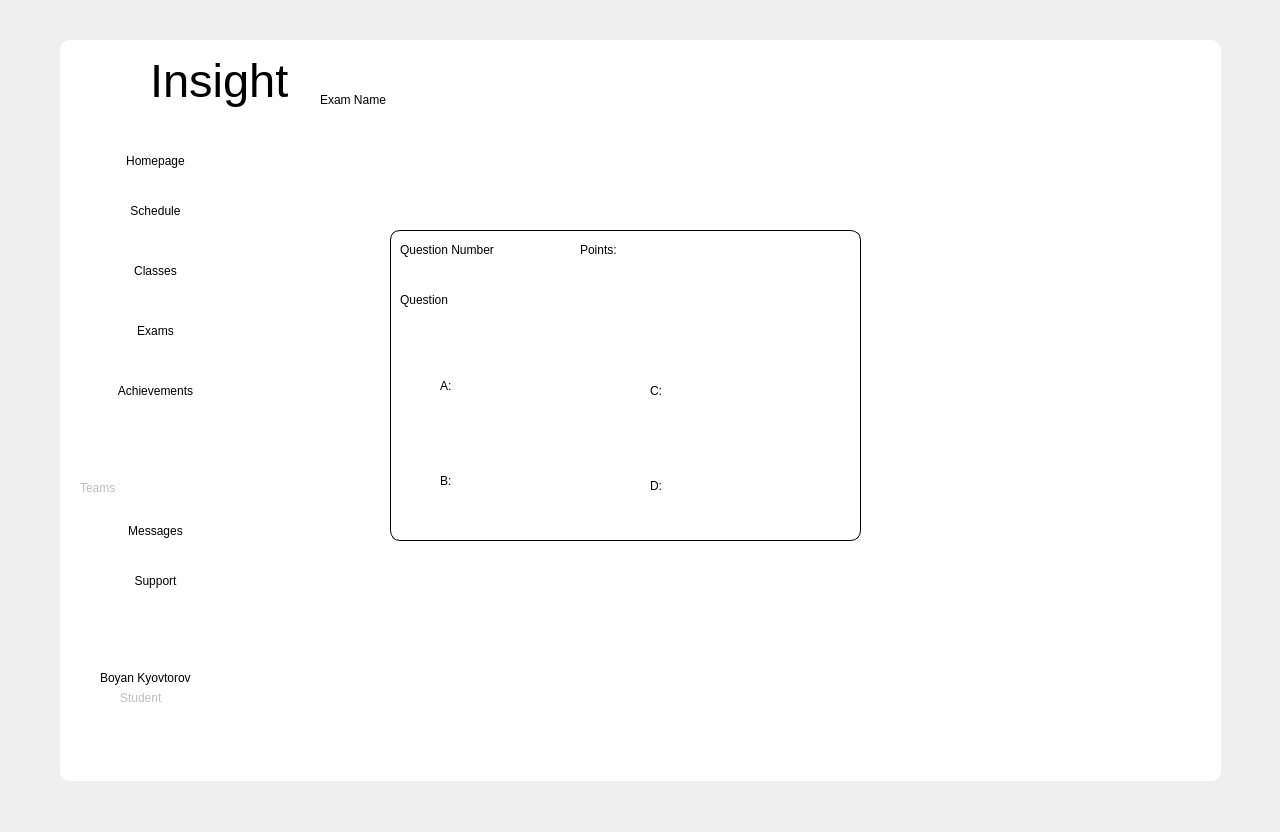
The window that mainwindow.ui (codingburgas/school-project-assignment-insight) describes before a commit, drawn with Qt 5.
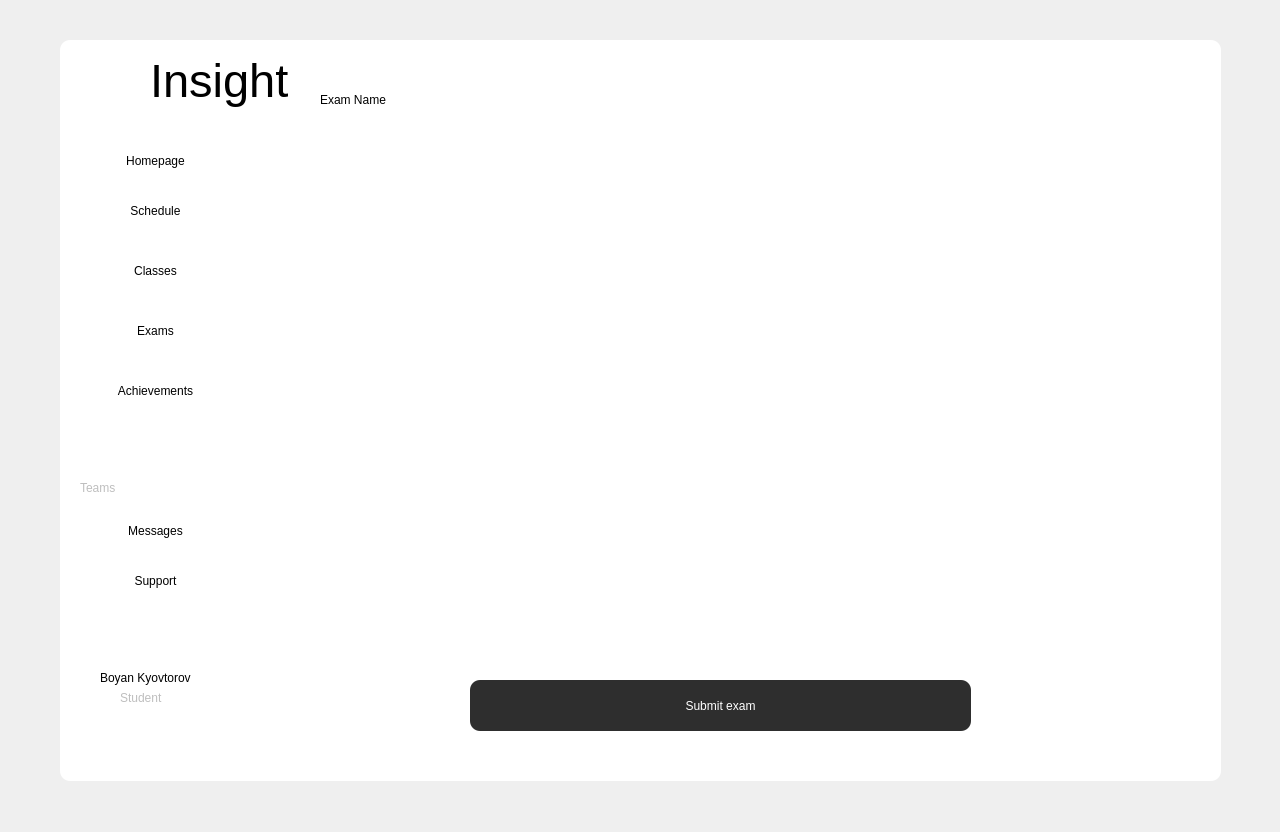
The same window after the commit. The open tabs and pages were chosen to show the change. Icons and pictures are not drawn.

Diff of the .ui file:
```diff
--- a/mainwindow.ui
+++ b/mainwindow.ui
@@ -4538,7 +4538,7 @@
           <x>20</x>
           <y>30</y>
           <width>801</width>
-          <height>591</height>
+          <height>541</height>
          </rect>
         </property>
         <property name="widgetResizable">
@@ -4550,172 +4550,29 @@
            <x>0</x>
            <y>0</y>
            <width>801</width>
-           <height>591</height>
+           <height>541</height>
           </rect>
          </property>
-         <widget class="QWidget" name="question_WG" native="true">
-          <property name="geometry">
-           <rect>
-            <x>50</x>
-            <y>110</y>
-            <width>471</width>
-            <height>311</height>
-           </rect>
-          </property>
-          <property name="styleSheet">
-           <string notr="true">border:1px solid black;</string>
-          </property>
-          <widget class="QLabel" name="questionNumber_LA">
-           <property name="geometry">
-            <rect>
-             <x>10</x>
-             <y>10</y>
-             <width>191</width>
-             <height>20</height>
-            </rect>
-           </property>
-           <property name="styleSheet">
-            <string notr="true">QLabel
-{
-background-color:transparent;
-    qproperty-alignment: AlignLeft;
-color:black;
-	font: 16pt &quot;Segoe UI&quot;;
-border:none;
-
-}</string>
-           </property>
-           <property name="text">
-            <string>Question Number</string>
-           </property>
-          </widget>
-          <widget class="QLabel" name="points_exam_LA">
-           <property name="geometry">
-            <rect>
-             <x>190</x>
-             <y>10</y>
-             <width>231</width>
-             <height>20</height>
-            </rect>
-           </property>
-           <property name="styleSheet">
-            <string notr="true">QLabel
-{
-background-color:transparent;
-    qproperty-alignment: AlignRight;
-color:black;
-	font: 16pt &quot;Segoe UI&quot;;
-border:none;
-
-}</string>
-           </property>
-           <property name="text">
-            <string>Points:</string>
-           </property>
-          </widget>
-          <widget class="QLabel" name="question_exam_LA">
-           <property name="geometry">
-            <rect>
-             <x>10</x>
-             <y>60</y>
-             <width>451</width>
-             <height>20</height>
-            </rect>
-           </property>
-           <property name="styleSheet">
-            <string notr="true">QLabel
-{
-background-color:transparent;
-    qproperty-alignment: AlignCenter;
-color:black;
-	font: 16pt &quot;Segoe UI&quot;;
-border:none;
-
-}</string>
-           </property>
-           <property name="text">
-            <string>Question</string>
-           </property>
-          </widget>
-          <widget class="QCheckBox" name="checkBox">
-           <property name="geometry">
-            <rect>
-             <x>30</x>
-             <y>120</y>
-             <width>181</width>
-             <height>71</height>
-            </rect>
-           </property>
-           <property name="styleSheet">
-            <string notr="true">background-color:transparent;
-color:black;
-font: 16pt &quot;Segoe UI&quot;;
-border:none;</string>
-           </property>
-           <property name="text">
-            <string>A:</string>
-           </property>
-          </widget>
-          <widget class="QCheckBox" name="checkBox_2">
-           <property name="geometry">
-            <rect>
-             <x>240</x>
-             <y>120</y>
-             <width>201</width>
-             <height>81</height>
-            </rect>
-           </property>
-           <property name="styleSheet">
-            <string notr="true">background-color:transparent;
-color:black;
-font: 16pt &quot;Segoe UI&quot;;
-border:none;</string>
-           </property>
-           <property name="text">
-            <string>C:</string>
-           </property>
-          </widget>
-          <widget class="QCheckBox" name="checkBox_3">
-           <property name="geometry">
-            <rect>
-             <x>30</x>
-             <y>210</y>
-             <width>191</width>
-             <height>81</height>
-            </rect>
-           </property>
-           <property name="styleSheet">
-            <string notr="true">background-color:transparent;
-color:black;
-font: 16pt &quot;Segoe UI&quot;;
-border:none;</string>
-           </property>
-           <property name="text">
-            <string>B:</string>
-           </property>
-          </widget>
-          <widget class="QCheckBox" name="checkBox_4">
-           <property name="geometry">
-            <rect>
-             <x>240</x>
-             <y>210</y>
-             <width>201</width>
-             <height>91</height>
-            </rect>
-           </property>
-           <property name="styleSheet">
-            <string notr="true">background-color:transparent;
-color:black;
-font: 16pt &quot;Segoe UI&quot;;
-border:none;</string>
-           </property>
-           <property name="text">
-            <string>D:</string>
-           </property>
-          </widget>
-         </widget>
         </widget>
        </widget>
+       <widget class="QPushButton" name="submitExam_PB">
+        <property name="geometry">
+         <rect>
+          <x>150</x>
+          <y>590</y>
+          <width>501</width>
+          <height>51</height>
+         </rect>
+        </property>
+        <property name="styleSheet">
+         <string notr="true">background-color:#2E2E2E;
+color:white;
+border-radius:10px;</string>
+        </property>
+        <property name="text">
+         <string>Submit exam</string>
+        </property>
+       </widget>
       </widget>
      </widget>
     </widget>
```
Left out of the diff: 2 changed lines with no effect on the pictures.
